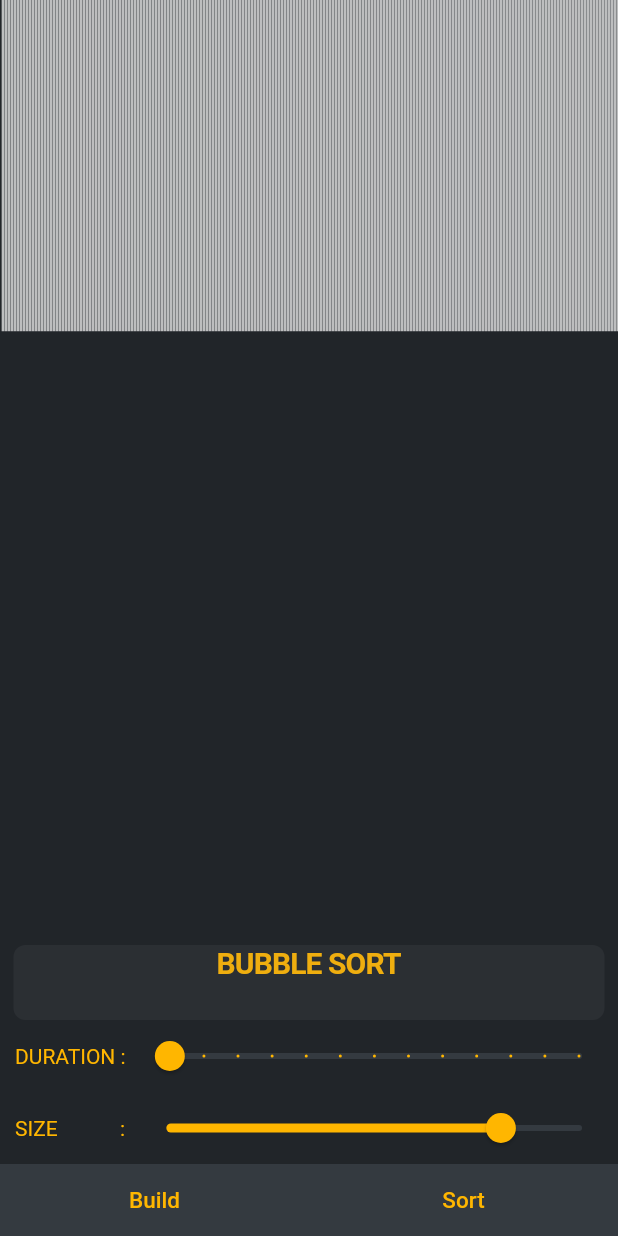
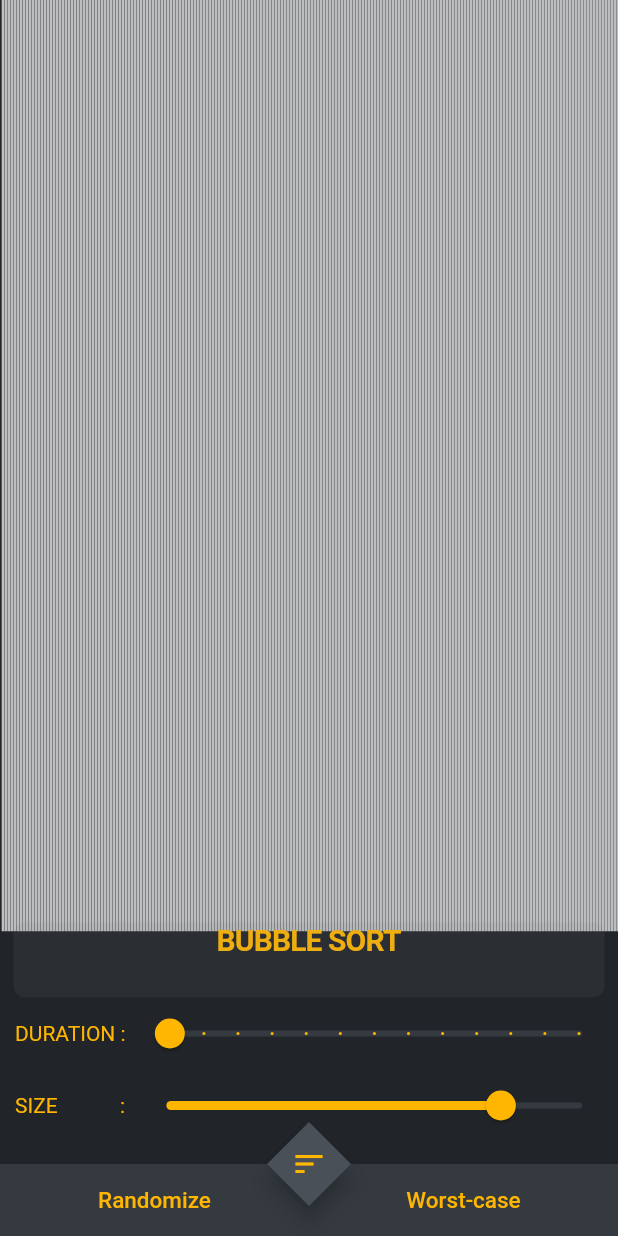
Before and after one commit to arxxv/Algolizzer, a Flutter app: the screen it shows after launch, after a tap on "BRUTE FORCE", on a phone screen of 412 x 824 dp. Run offline on Flutter 3.47's test engine with Material 2 defaults, Android fonts, the phone set to English and light mode, and no system bars; our stand-ins replace splashscreen.

Commit message:
fixed small bugs

```diff
--- a/lib/Configuration/constants.dart
+++ b/lib/Configuration/constants.dart
@@ -2,6 +2,7 @@ import 'package:flutter/material.dart';
 
 const kbackgndColor = Color(0xFF212529);
 const kbuttonbackgnd = Color(0xFF343a40);
+const kfloatbackgnd = Color(0xFF495057);
 
 const kbscolor = Color(0xFFffb600);
 const kbsdark = Color(0xFFe85d04);
@@ -31,7 +32,7 @@ const kpanvdark = Color(0xFFf4f1de);
 const kpamax = Color(0xFFff5e5b);
 const kpaswap = Color(0xFFbc6c25);
 
-const kheightbars = 600;
+const kheightbars = 650;
 
 const kmin = 20.0;
 const kmax = 250.0;
@@ -41,15 +42,3 @@ const kfontsizename = 20.0;
 
 const kspeedmax = 200000.0;
 const kspeedmin = 20.0;
-
-class xyz extends StatefulWidget {
-  @override
-  _xyzState createState() => _xyzState();
-}
-
-class _xyzState extends State<xyz> {
-  @override
-  Widget build(BuildContext context) {
-    return Container();
-  }
-}
--- a/lib/Screens/BruteForce.dart
+++ b/lib/Screens/BruteForce.dart
@@ -10,11 +10,11 @@ class BruteForce extends StatefulWidget {
 }
 
 class BruteForceState extends State<BruteForce> {
-  List<int> _numArray = [];
-  StreamController<List<int>> _streamController = StreamController();
-  double totalBars = 69;
-  bool isSorting = false;
-  bool isSorted = false;
+  static List<int> _numArray = [];
+  static StreamController<List<int>> _streamController = StreamController();
+  static double totalBars = 69;
+  static bool isSorting = false;
+  static bool isSorted = false;
 
   int cycle_startx = 0;
   int posx = 0;
@@ -52,15 +52,25 @@ class BruteForceState extends State<BruteForce> {
     setState(() {});
   }
 
-  _buildArray() {
+  static _buildArray() {
     isSorted = false;
     _numArray = [];
 
     for (int i = 0; i < totalBars; ++i) {
       int x = Random().nextInt(kheightbars);
       _numArray.add(x);
-      print(x);
     }
+    _streamController.add(_numArray);
+  }
+
+  static _worstcase() {
+    isSorted = false;
+    for (int i = 0; i < totalBars; ++i) {
+      int x = Random().nextInt(kheightbars);
+      _numArray.add(x);
+    }
+    _numArray.sort();
+    _numArray = List.from(_numArray.reversed);
     _streamController.add(_numArray);
   }
 
@@ -557,6 +567,43 @@ class BruteForceState extends State<BruteForce> {
     return MaterialApp(
       debugShowCheckedModeBanner: false,
       home: Scaffold(
+        floatingActionButton: FloatingActionButton(
+          foregroundColor: getcolor(),
+          shape: _DiamondBorder(),
+          backgroundColor: kfloatbackgnd,
+          onPressed: isSorting ? null : _sort,
+          child: Icon(Icons.sort),
+        ),
+        floatingActionButtonLocation: FloatingActionButtonLocation.centerDocked,
+        bottomNavigationBar: BottomAppBar(
+//          notchedShape: CircularNotchedRectangle(),
+
+          color: kbuttonbackgnd,
+          child: Row(
+            children: <Widget>[
+              Expanded(
+                child: FlatButton(
+                  onPressed: isSorting ? null : _buildArray,
+                  child: Text(
+                    "Randomize",
+                    style: TextStyle(
+                        color: isSorting ? null : getcolor(), fontSize: 15),
+                  ),
+                ),
+              ),
+              Expanded(
+                child: FlatButton(
+                  onPressed: isSorting ? null : _worstcase,
+                  child: Text(
+                    "Worst-case",
+                    style: TextStyle(
+                        color: isSorting ? null : getcolor(), fontSize: 15),
+                  ),
+                ),
+              ),
+            ],
+          ),
+        ),
         key: _scaffoldKey,
         backgroundColor: kbackgndColor,
         body: SafeArea(
@@ -730,38 +777,41 @@ class BruteForceState extends State<BruteForce> {
                       )
                     ],
                   ),
+                  SizedBox(
+                    height: 15,
+                  )
 //            =========================================================================THE BUILD AND SORT BUTTONS=================================================================================
-                  Container(
-                    decoration: BoxDecoration(
-                      color: kbuttonbackgnd,
-                    ),
-                    child: Row(
-                      children: <Widget>[
-                        Expanded(
-                          child: FlatButton(
-                            onPressed: isSorting ? null : _buildArray,
-                            child: Text(
-                              "Build",
-                              style: TextStyle(
-                                  color: isSorting ? null : getcolor(),
-                                  fontSize: 15),
-                            ),
-                          ),
-                        ),
-                        Expanded(
-                          child: FlatButton(
-                            onPressed: isSorting ? null : _sort,
-                            child: Text(
-                              "Sort",
-                              style: TextStyle(
-                                  color: isSorting ? null : getcolor(),
-                                  fontSize: 15),
-                            ),
-                          ),
-                        ),
-                      ],
-                    ),
-                  ),
+//                  Container(
+//                    decoration: BoxDecoration(
+//                      color: kbuttonbackgnd,
+//                    ),
+//                    child: Row(
+//                      children: <Widget>[
+//                        Expanded(
+//                          child: FlatButton(
+//                            onPressed: isSorting ? null : _buildArray,
+//                            child: Text(
+//                              "Build",
+//                              style: TextStyle(
+//                                  color: isSorting ? null : getcolor(),
+//                                  fontSize: 15),
+//                            ),
+//                          ),
+//                        ),
+//                        Expanded(
+//                          child: FlatButton(
+//                            onPressed: isSorting ? null : _worstcase,
+//                            child: Text(
+//                              "Worst-case",
+//                              style: TextStyle(
+//                                  color: isSorting ? null : getcolor(),
+//                                  fontSize: 15),
+//                            ),
+//                          ),
+//                        ),
+//                      ],
+//                    ),
+//                  ),
                 ],
               )
             ],
@@ -796,3 +846,36 @@ class BarPainter extends CustomPainter {
     return true;
   }
 }
+
+class _DiamondBorder extends ShapeBorder {
+  const _DiamondBorder();
+
+  @override
+  EdgeInsetsGeometry get dimensions {
+    return const EdgeInsets.only();
+  }
+
+  @override
+  Path getInnerPath(Rect rect, {TextDirection textDirection}) {
+    return getOuterPath(rect, textDirection: textDirection);
+  }
+
+  @override
+  Path getOuterPath(Rect rect, {TextDirection textDirection}) {
+    return Path()
+      ..moveTo(rect.left + rect.width / 2.0, rect.top)
+      ..lineTo(rect.right, rect.top + rect.height / 2.0)
+      ..lineTo(rect.left + rect.width / 2.0, rect.bottom)
+      ..lineTo(rect.left, rect.top + rect.height / 2.0)
+      ..close();
+  }
+
+  @override
+  void paint(Canvas canvas, Rect rect, {TextDirection textDirection}) {}
+
+  // This border doesn't support scaling.
+  @override
+  ShapeBorder scale(double t) {
+    return null;
+  }
+}
--- a/lib/Screens/homepage.dart
+++ b/lib/Screens/homepage.dart
@@ -2,7 +2,7 @@ import 'package:flutter/material.dart';
 import 'package:splashscreen/splashscreen.dart';
 import '../Configuration/constants.dart';
 import 'package:algolizzzer/Screens/BruteForce.dart';
-import 'info.dart';
+import 'menu.dart';
 
 class Home extends StatefulWidget {
   @override
--- a/lib/Screens/info.dart
+++ b/lib/Screens/menu.dart
@@ -2,7 +2,6 @@ import 'package:algolizzzer/Screens/Divide&Conquer.dart';
 import 'package:flutter/material.dart';
 import 'package:flutter/cupertino.dart';
 import 'package:algolizzzer/Configuration/constants.dart';
-import 'package:algolizzzer/Configuration/config.dart';
 import 'package:algolizzzer/Screens/BruteForce.dart';
 
 class Menu extends StatefulWidget {
```
Also changed, not shown: lib/Configuration/config.dart (deleted, +0 -39 lines).
